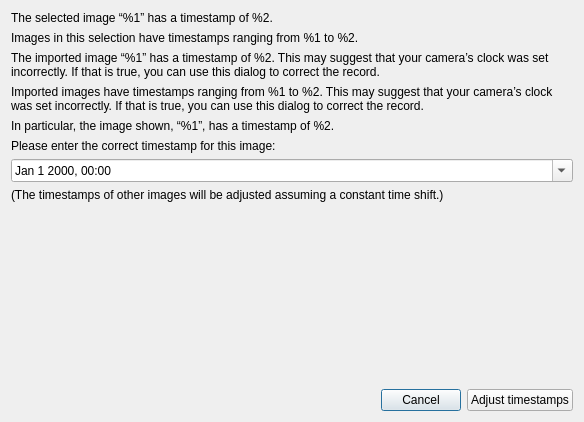
This is src/dlg/RedateDialog.ui in wagenadl/photohoard as Qt 5 draws it before an edit. The edited form follows.
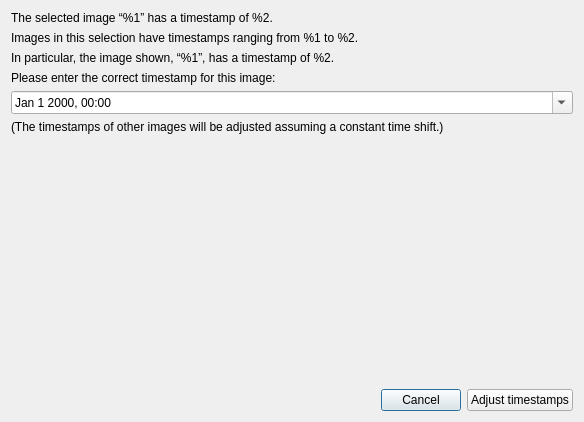
This is the edited form.

Commit message:
Simplified RedateDialog
No longer offer direct support for working with imports, as that
is not in fact practical given that images do not yet have
photo IDs until the asynchronous scanner completes.

Patch:
```diff
--- a/src/dlg/RedateDialog.ui
+++ b/src/dlg/RedateDialog.ui
@@ -46,38 +46,6 @@
      </property>
     </widget>
    </item>
-   <item>
-    <widget class="QLabel" name="import1">
-     <property name="sizePolicy">
-      <sizepolicy hsizetype="Preferred" vsizetype="Minimum">
-       <horstretch>0</horstretch>
-       <verstretch>0</verstretch>
-      </sizepolicy>
-     </property>
-     <property name="text">
-      <string>The imported image “%1” has a timestamp of %2. This may suggest that your camera’s clock was set incorrectly. If that is true, you can use this dialog to correct the record.</string>
-     </property>
-     <property name="wordWrap">
-      <bool>true</bool>
-     </property>
-    </widget>
-   </item>
-   <item>
-    <widget class="QLabel" name="import2">
-     <property name="sizePolicy">
-      <sizepolicy hsizetype="Preferred" vsizetype="Minimum">
-       <horstretch>0</horstretch>
-       <verstretch>0</verstretch>
-      </sizepolicy>
-     </property>
-     <property name="text">
-      <string>Imported images have timestamps ranging from %1 to %2. This may suggest that your camera’s clock was set incorrectly. If that is true, you can use this dialog to correct the record.</string>
-     </property>
-     <property name="wordWrap">
-      <bool>true</bool>
-     </property>
-    </widget>
-   </item>
    <item>
     <widget class="QLabel" name="particular">
      <property name="sizePolicy">
```
The commit also changes 3 other files.
